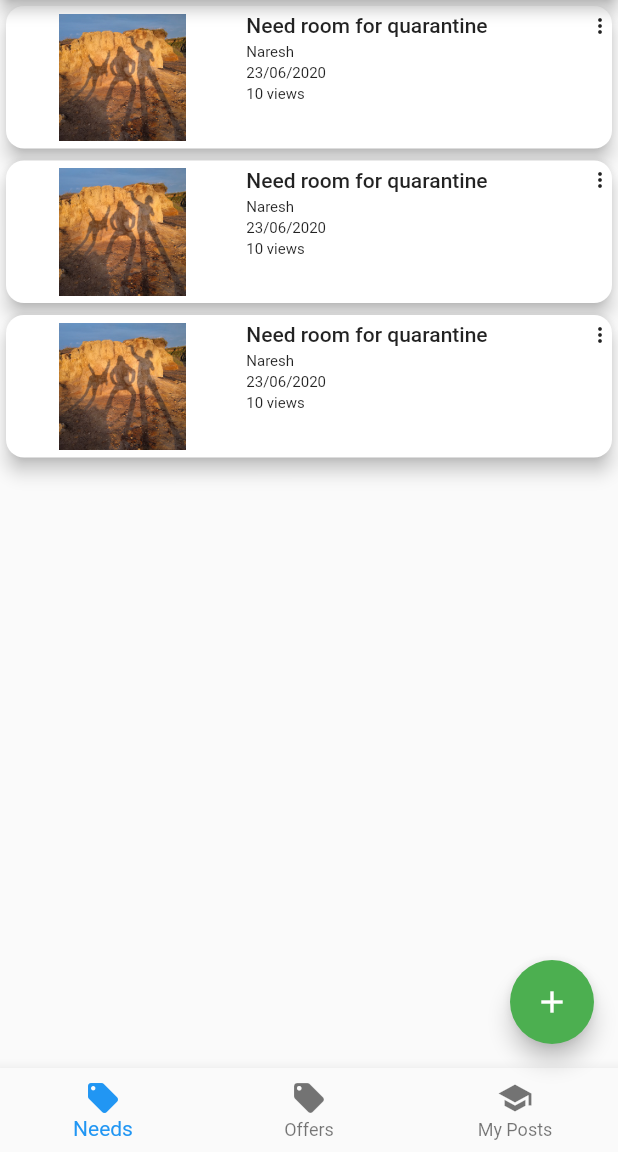
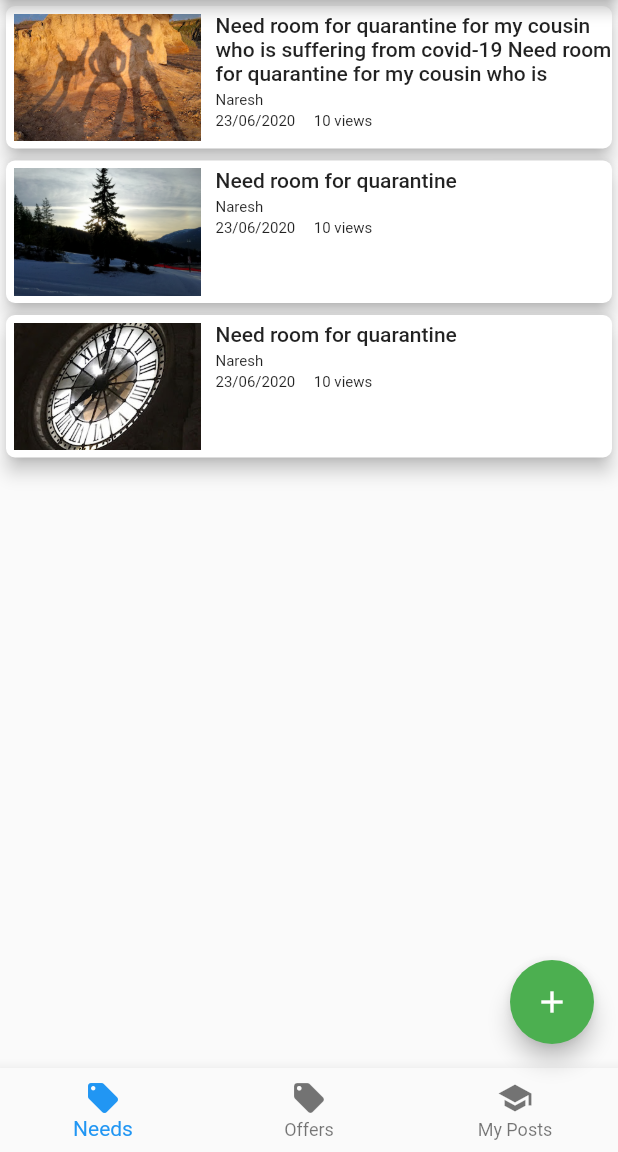
Before and after one commit to nareshidiga/CommunityShareApp, a Flutter app: the HomeScreen screen opened directly, on a phone screen of 412 x 824 dp, the part 84-1236 px from its top. Run offline on Flutter 3.47's test engine with Material 2 defaults, Android fonts, the phone set to English and light mode, and no system bars; our stand-ins replace flutter_feather_icons, google_fonts, rxdart; Roboto replaces fonts that are missing (Hind).

Commit message:
Details screen

```diff
--- a/community_market_place/lib/main.dart
+++ b/community_market_place/lib/main.dart
@@ -23,7 +23,7 @@ class MyApp extends StatelessWidget {
         // text styling for headlines, titles, bodies of text, and more.
         textTheme: TextTheme(
           headline1: TextStyle(fontSize: 72.0, fontWeight: FontWeight.bold),
-          headline6: TextStyle(fontSize: 36.0, fontStyle: FontStyle.italic),
+          headline6: TextStyle(fontSize: 16.0, fontWeight: FontWeight.bold),
           bodyText2: TextStyle(fontSize: 14.0, fontFamily: 'Hind'),
         ),
       ),
--- a/community_market_place/lib/models/needs.dart
+++ b/community_market_place/lib/models/needs.dart
@@ -1,17 +1,17 @@
 class Need {
   String imageUrl;
-  String name;
+  String userIcon;
   String title;
   String user;
   String date;
   String description;
   int viewCount;
 
-  Need({this.imageUrl, this.name, this.title, this.user, this.date, this.viewCount, this.description});
+  Need({this.imageUrl, this.userIcon, this.title, this.user, this.date, this.viewCount, this.description});
 }
 
 List<Need> needs = [
-  Need(imageUrl: "images/pic1.jpg", name: "Restaurants", title: "Need room for quarantine", user: "Naresh", date: "23/06/2020", viewCount: 10, description: "I need extra room"),
-  Need(imageUrl: "images/pic1.jpg", name: "Restaurants", title: "Need room for quarantine", user: "Naresh", date: "23/06/2020", viewCount: 10, description: "I need extra room"),
-  Need(imageUrl: "images/pic1.jpg", name: "Restaurants", title: "Need room for quarantine", user: "Naresh", date: "23/06/2020", viewCount: 10, description: "I need extra room"),
+  Need(imageUrl: "images/pic1.jpg", userIcon: "images/pic1.jpg", title: "Need room for quarantine for my cousin who is suffering from covid-19 Need room for quarantine for my cousin who is suffering from covid-19", user: "Naresh", date: "23/06/2020", viewCount: 10, description: "I need extra room"),
+  Need(imageUrl: "images/pic3.jpg", userIcon: "images/pic3.jpg", title: "Need room for quarantine", user: "Naresh", date: "23/06/2020", viewCount: 10, description: "I need extra room"),
+  Need(imageUrl: "images/pic4.jpg", userIcon: "images/pic2.jpg", title: "Need room for quarantine", user: "Naresh", date: "23/06/2020", viewCount: 10, description: "I need extra room"),
 ];
--- a/community_market_place/lib/screens/needs_screen.dart
+++ b/community_market_place/lib/screens/needs_screen.dart
@@ -1,5 +1,8 @@
 import 'package:flutter/material.dart';
 import 'package:communitymarketplace/models/needs.dart';
+
+import 'home.dart';
+import 'needs_details_screen.dart';
 
 
 class _PostDescription extends StatelessWidget {
@@ -25,6 +28,7 @@ class _PostDescription extends StatelessWidget {
         children: <Widget>[
           Text(
             title,
+            maxLines: 3,
             style: const TextStyle(
               fontWeight: FontWeight.w500,
               fontSize: 14.0,
@@ -37,14 +41,14 @@ class _PostDescription extends StatelessWidget {
           ),
           const Padding(padding: EdgeInsets.symmetric(vertical: 1.0)),
           Text(
-            date,
+            date + '     ' + '$viewCount views',
             style: const TextStyle(fontSize: 10.0),
           ),
-          const Padding(padding: EdgeInsets.symmetric(vertical: 1.0)),
+/*          const Padding(padding: EdgeInsets.symmetric(vertical: 1.0)),
           Text(
             '$viewCount views',
             style: const TextStyle(fontSize: 10.0),
-          ),
+          ),*/
         ],
       ),
     );
@@ -59,6 +63,7 @@ class NeedListItem extends StatelessWidget {
     this.user,
     this.date,
     this.viewCount,
+    this.tap,
   });
 
   final Widget thumbnail;
@@ -66,11 +71,14 @@ class NeedListItem extends StatelessWidget {
   final String user;
   final String date;
   final int viewCount;
+  final GestureTapCallback tap;
 
   @override
   Widget build(BuildContext context) {
-    return Card(
-      shape: RoundedRectangleBorder(borderRadius: BorderRadius.all(Radius.circular(12.0))),
+    return InkWell(
+      onTap: tap,
+    child: Card(
+        shape: RoundedRectangleBorder(borderRadius: BorderRadius.all(Radius.circular(6.0))),
         elevation: 5,
         child: Padding(
           padding: const EdgeInsets.symmetric(vertical: 5.0),
@@ -78,11 +86,11 @@ class NeedListItem extends StatelessWidget {
             crossAxisAlignment: CrossAxisAlignment.start,
             children: <Widget>[
               Expanded(
-              flex: 2,
+                flex: 1,
                 child: thumbnail,
               ),
               Expanded(
-              flex: 3,
+                flex: 2,
                 child: _PostDescription(
                   title: title,
                   user: user,
@@ -90,11 +98,8 @@ class NeedListItem extends StatelessWidget {
                   viewCount: viewCount,
                 ),
               ),
-            const Icon(
-              Icons.more_vert,
-              size: 16.0,
+            ],
           ),
-          ],
         ),
       ),
     );
@@ -109,6 +114,7 @@ class Needs extends StatefulWidget {
 
 
 class _NeedsState extends State<Needs> {
+
   Widget build(BuildContext context) {
     return GridView.builder(
         itemCount: needs.length,
@@ -116,13 +122,15 @@ class _NeedsState extends State<Needs> {
         itemBuilder: (BuildContext context, int index){
           Need need = needs[index];
           return NeedListItem(
+            tap : () {  Navigator.push(context, MaterialPageRoute(builder: (context) => NeedDetailsScreen(index: index)));},
               user: need.user,
               title: need.title,
               date: need.date,
               viewCount: need.viewCount,
               thumbnail: Container(
+                margin: EdgeInsets.only(left:5, right:5),
                 height: 100,
-                child: Image(image: AssetImage(need.imageUrl))
+                child: Image(image: AssetImage(need.imageUrl), fit: BoxFit.cover)
           ));
         }
     );
```
Also changed, not shown: community_market_place/lib/screens/needs_details_screen.dart (added, +124 -0 lines). Lines whose indentation alone changed are shown as unchanged.
